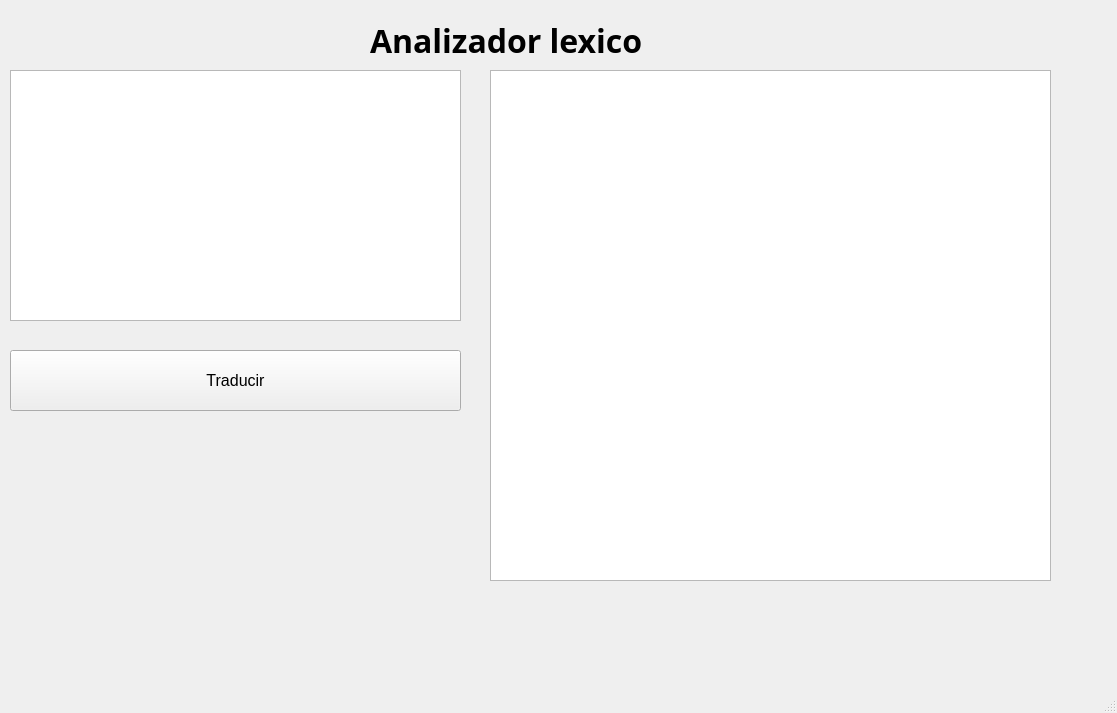
Qt form Subproducto1/MainWindow.ui (GeraMG0809/Analizador_Lexico) before a commit.
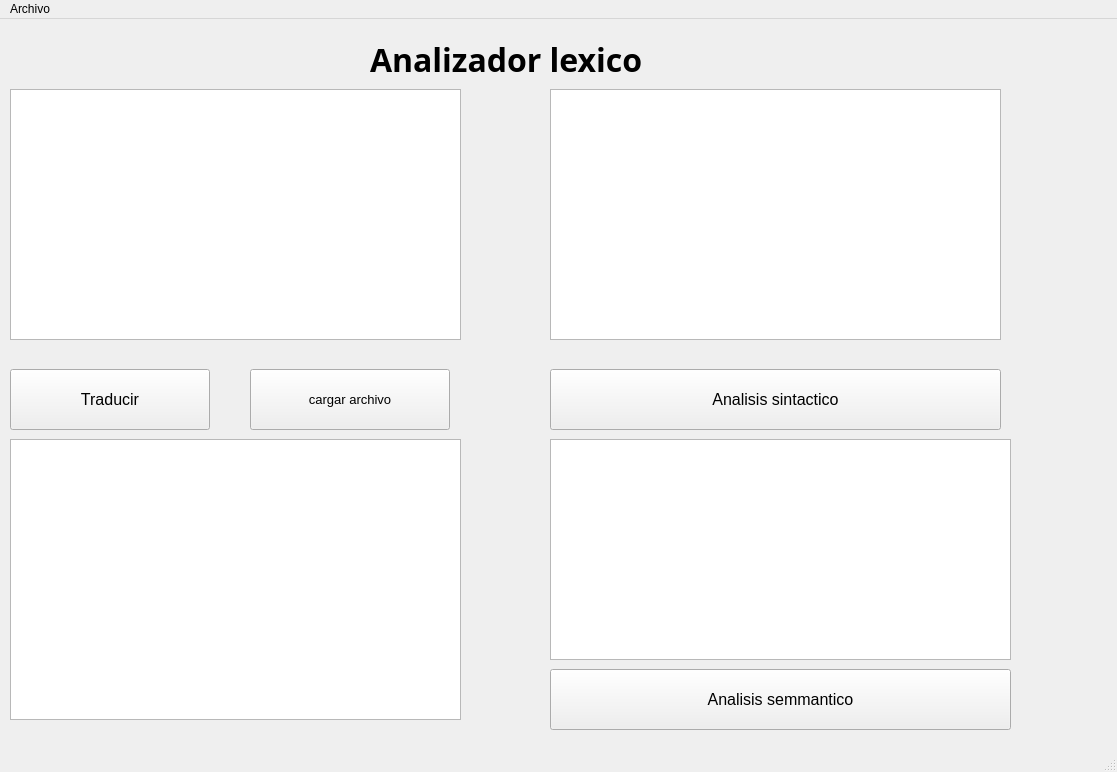
The same form after that commit.

```diff
--- a/Subproducto1/MainWindow.ui
+++ b/Subproducto1/MainWindow.ui
@@ -7,7 +7,7 @@
     <x>0</x>
     <y>0</y>
     <width>1117</width>
-    <height>713</height>
+    <height>772</height>
    </rect>
   </property>
   <property name="windowTitle">
@@ -17,10 +17,10 @@
    <widget class="QTableWidget" name="tableWidget">
     <property name="geometry">
      <rect>
-      <x>490</x>
-      <y>70</y>
-      <width>561</width>
-      <height>511</height>
+      <x>10</x>
+      <y>420</y>
+      <width>451</width>
+      <height>281</height>
      </rect>
     </property>
    </widget>
@@ -29,7 +29,7 @@
      <rect>
       <x>10</x>
       <y>350</y>
-      <width>451</width>
+      <width>200</width>
       <height>61</height>
      </rect>
     </property>
@@ -42,6 +42,24 @@
      <string>Traducir</string>
     </property>
    </widget>
+   <widget class="QPushButton" name="pushButtonfile">
+    <property name="geometry">
+     <rect>
+      <x>250</x>
+      <y>350</y>
+      <width>200</width>
+      <height>61</height>
+     </rect>
+    </property>
+    <property name="font">
+     <font>
+      <pointsize>10</pointsize>
+     </font>
+    </property>
+    <property name="text">
+     <string>cargar archivo</string>
+    </property>
+   </widget>
    <widget class="QLabel" name="label">
     <property name="geometry">
      <rect>
@@ -73,6 +91,62 @@
      </rect>
     </property>
    </widget>
+   <widget class="QPlainTextEdit" name="plainTextEdit_3">
+    <property name="geometry">
+     <rect>
+      <x>550</x>
+      <y>70</y>
+      <width>451</width>
+      <height>251</height>
+     </rect>
+    </property>
+   </widget>
+   <widget class="QPushButton" name="pushButton_2">
+    <property name="geometry">
+     <rect>
+      <x>550</x>
+      <y>350</y>
+      <width>451</width>
+      <height>61</height>
+     </rect>
+    </property>
+    <property name="font">
+     <font>
+      <pointsize>12</pointsize>
+     </font>
+    </property>
+    <property name="text">
+     <string>Analisis sintactico</string>
+    </property>
+   </widget>
+   <widget class="QPlainTextEdit" name="plainTextEdit_4">
+    <property name="geometry">
+     <rect>
+      <x>550</x>
+      <y>420</y>
+      <width>461</width>
+      <height>221</height>
+     </rect>
+    </property>
+   </widget>
+   <widget class="QPushButton" name="pushButton_3">
+    <property name="geometry">
+     <rect>
+      <x>550</x>
+      <y>650</y>
+      <width>461</width>
+      <height>61</height>
+     </rect>
+    </property>
+    <property name="font">
+     <font>
+      <pointsize>12</pointsize>
+     </font>
+    </property>
+    <property name="text">
+     <string>Analisis semmantico</string>
+    </property>
+   </widget>
   </widget>
   <widget class="QMenuBar" name="menubar">
    <property name="geometry">
@@ -83,6 +157,13 @@
      <height>21</height>
     </rect>
    </property>
+   <widget class="QMenu" name="menuArchivo">
+    <property name="title">
+     <string>Archivo</string>
+    </property>
+    <addaction name="separator"/>
+   </widget>
+   <addaction name="menuArchivo"/>
   </widget>
   <widget class="QStatusBar" name="statusbar"/>
  </widget>
```
